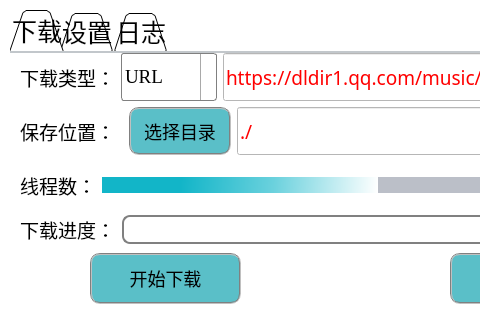
Before: the Qt Designer form UI.ui in hanlanqian/IDM, drawn with Qt 5; both pictures show x 0 to 480 and y 0 to 320 of the 1097 by 819 pixel window.
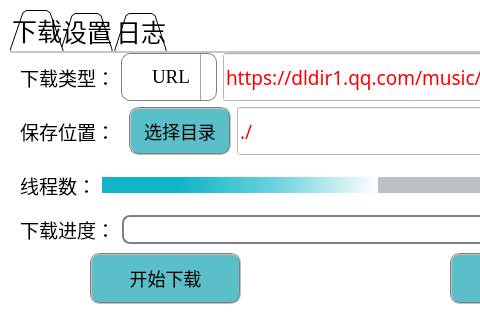
After: the same form once the commit is applied. Icons and pictures are not drawn.

Diff of the .ui file:
```diff
--- a/UI.ui
+++ b/UI.ui
@@ -418,8 +418,8 @@
               <property name="styleSheet">
                <string notr="true">QComboBox {
     border: 1px solid gray;
-    border-radius: 3px;
-    padding: 1px 18px 1px 3px;
+    border-radius: 9px;
+    padding: 1px 1px 1px 30px;
     min-width: 6em;
 }
 
@@ -458,7 +458,10 @@
 }
 
 QComboBox::down-arrow {
-    image: url(/usr/share/icons/crystalsvg/16x16/actions/1downarrow.png);
+	image: url(:/icon/Icon/arrow.png);
+	height:18px;
+	width:18px;
+	padding-left: 3px;
 }
 
 QComboBox::down-arrow:on { /* shift the arrow when popup is open */
```
Left out of the diff: 12 changed lines with no effect on the pictures.
